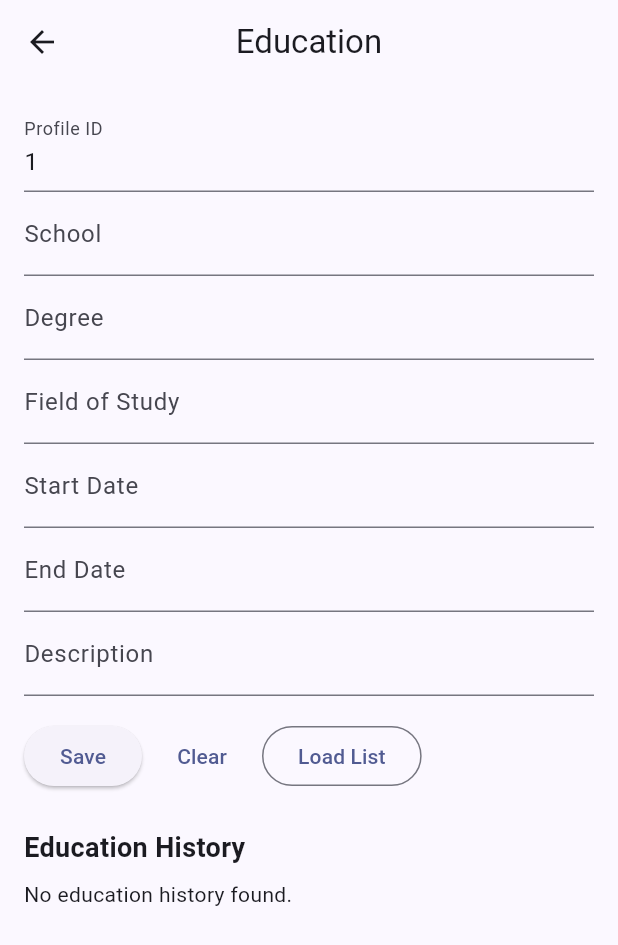
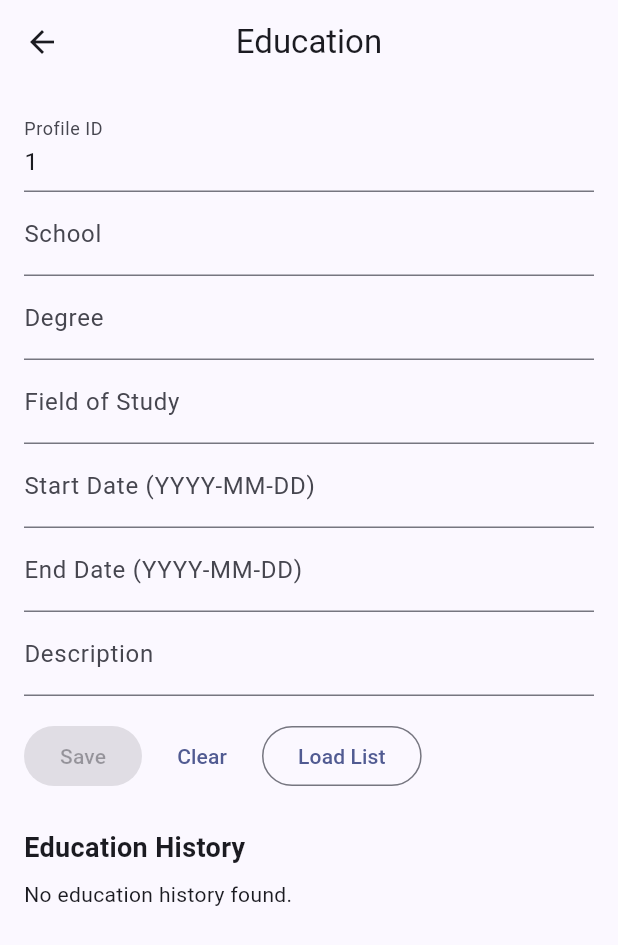
Before and after one commit to Bugimz/resumeyar, a Flutter app: the EducationView screen opened by its route, on a phone screen of 412 x 824 dp. Shown: the top 945 px of the screen. Run offline on Flutter 3.47's test engine with Material 3 defaults, Android fonts, the phone set to English and light mode, and no system bars; our stand-ins replace file_picker, get, image_picker, pdf, permission_handler, printing and 2 more; accounts and stored records are empty.

Commit message:
Add localized validation and form disable logic

```diff
--- a/lib/app/lang/en_US.dart
+++ b/lib/app/lang/en_US.dart
@@ -26,4 +26,40 @@ const Map<String, String> enUS = {
   'backup_restored': 'Backup restored successfully',
   'backup_restore_failed': 'Failed to restore backup: @error',
   'invalid_backup_format': 'Invalid backup format: @error',
+  'profiles_title': 'Profiles',
+  'full_name_label': 'Full Name',
+  'email_label': 'Email',
+  'phone_label': 'Phone',
+  'summary_label': 'Summary',
+  'select_image': 'Select Image',
+  'no_image_selected': 'No image selected',
+  'save': 'Save',
+  'update': 'Update',
+  'clear': 'Clear',
+  'profile_id': 'Profile ID',
+  'company_label': 'Company',
+  'position_label': 'Position',
+  'start_date': 'Start Date (YYYY-MM-DD)',
+  'end_date': 'End Date (YYYY-MM-DD)',
+  'description_label': 'Description',
+  'work_experiences_title': 'Work Experiences',
+  'no_work_experiences': 'No work experiences found.',
+  'load_list': 'Load List',
+  'school_label': 'School',
+  'degree_label': 'Degree',
+  'field_of_study_label': 'Field of Study',
+  'education_history_title': 'Education History',
+  'no_education_history': 'No education history found.',
+  'skill_name_label': 'Skill Name',
+  'level_label': 'Level',
+  'no_skills': 'No skills found.',
+  'title_label': 'Title',
+  'link_label': 'Link',
+  'no_projects': 'No projects found.',
+  'no_profiles': 'No profiles found.',
+  'required_field': 'This field is required',
+  'invalid_number': 'Please enter a valid number',
+  'invalid_email': 'Please enter a valid email address',
+  'invalid_date_format': 'Enter a valid date (YYYY-MM-DD)',
+  'start_after_end': 'Start date must be before or equal to the end date',
 };
--- a/lib/app/lang/fa_IR.dart
+++ b/lib/app/lang/fa_IR.dart
@@ -26,4 +26,40 @@ const Map<String, String> faIR = {
   'backup_restored': 'بک‌آپ با موفقیت بازیابی شد',
   'backup_restore_failed': 'خطا در بازیابی بک‌آپ: @error',
   'invalid_backup_format': 'فرمت بک‌آپ نامعتبر است: @error',
+  'profiles_title': 'پروفایل‌ها',
+  'full_name_label': 'نام کامل',
+  'email_label': 'ایمیل',
+  'phone_label': 'تلفن',
+  'summary_label': 'خلاصه',
+  'select_image': 'انتخاب تصویر',
+  'no_image_selected': 'تصویری انتخاب نشده است',
+  'save': 'ذخیره',
+  'update': 'به‌روزرسانی',
+  'clear': 'پاک کردن',
+  'profile_id': 'شناسه پروفایل',
+  'company_label': 'شرکت',
+  'position_label': 'سمت',
+  'start_date': 'تاریخ شروع (YYYY-MM-DD)',
+  'end_date': 'تاریخ پایان (YYYY-MM-DD)',
+  'description_label': 'توضیحات',
+  'work_experiences_title': 'سوابق کاری',
+  'no_work_experiences': 'سابقه کاری یافت نشد.',
+  'load_list': 'بارگذاری لیست',
+  'school_label': 'مدرسه/دانشگاه',
+  'degree_label': 'مدرک',
+  'field_of_study_label': 'رشته تحصیلی',
+  'education_history_title': 'سوابق تحصیلی',
+  'no_education_history': 'سابقه تحصیلی یافت نشد.',
+  'skill_name_label': 'نام مهارت',
+  'level_label': 'سطح',
+  'no_skills': 'مهارتی یافت نشد.',
+  'title_label': 'عنوان',
+  'link_label': 'لینک',
+  'no_projects': 'پروژه‌ای یافت نشد.',
+  'no_profiles': 'پروفایلی یافت نشد.',
+  'required_field': 'پر کردن این فیلد الزامی است',
+  'invalid_number': 'لطفاً یک عدد معتبر وارد کنید',
+  'invalid_email': 'لطفاً یک ایمیل معتبر وارد کنید',
+  'invalid_date_format': 'تاریخ معتبر وارد کنید (YYYY-MM-DD)',
+  'start_after_end': 'تاریخ شروع باید قبل یا مساوی تاریخ پایان باشد',
 };
--- a/lib/app/modules/education/education_view.dart
+++ b/lib/app/modules/education/education_view.dart
@@ -2,6 +2,7 @@ import 'package:flutter/material.dart';
 import 'package:get/get.dart';
 
 import '../../data/models/education.dart';
+import '../../utils/validators.dart';
 import 'education_controller.dart';
 
 class EducationView extends GetView<EducationController> {
@@ -16,6 +17,7 @@ class EducationView extends GetView<EducationController> {
   final TextEditingController endDateController = TextEditingController();
   final TextEditingController descriptionController = TextEditingController();
   final Rxn<Education> editingEducation = Rxn<Education>();
+  final RxBool isFormValid = false.obs;
 
   void _resetForm() {
     editingEducation.value = null;
@@ -25,12 +27,23 @@ class EducationView extends GetView<EducationController> {
     startDateController.clear();
     endDateController.clear();
     descriptionController.clear();
+    isFormValid.value = false;
+  }
+
+  void _updateFormValidity() {
+    final currentState = _formKey.currentState;
+    if (currentState == null) {
+      isFormValid.value = false;
+      return;
+    }
+
+    isFormValid.value = currentState.validate();
   }
 
   int? _parseProfileId() {
     final profileId = int.tryParse(profileIdController.text);
     if (profileId == null) {
-      Get.snackbar('Validation', 'Profile ID must be a number');
+      Get.snackbar('error'.tr, 'invalid_number'.tr);
     }
     return profileId;
   }
@@ -76,7 +89,7 @@ class EducationView extends GetView<EducationController> {
   Widget build(BuildContext context) {
     return Scaffold(
       appBar: AppBar(
-        title: const Text('Education'),
+        title: Text('education'.tr),
       ),
       body: SingleChildScrollView(
         padding: const EdgeInsets.all(16),
@@ -85,71 +98,77 @@ class EducationView extends GetView<EducationController> {
           children: [
             Form(
               key: _formKey,
+              autovalidateMode: AutovalidateMode.onUserInteraction,
               child: Column(
                 children: [
                   TextFormField(
                     controller: profileIdController,
-                    decoration: const InputDecoration(labelText: 'Profile ID'),
+                    decoration: InputDecoration(labelText: 'profile_id'.tr),
                     keyboardType: TextInputType.number,
-                    validator: (value) =>
-                        (value == null || value.isEmpty) ? 'Required' : null,
+                    validator: FormValidators.numeric,
+                    onChanged: (_) => _updateFormValidity(),
                   ),
                   TextFormField(
                     controller: schoolController,
-                    decoration: const InputDecoration(labelText: 'School'),
-                    validator: (value) =>
-                        (value == null || value.isEmpty) ? 'Required' : null,
+                    decoration: InputDecoration(labelText: 'school_label'.tr),
+                    validator: FormValidators.requiredField,
+                    onChanged: (_) => _updateFormValidity(),
                   ),
                   TextFormField(
                     controller: degreeController,
-                    decoration: const InputDecoration(labelText: 'Degree'),
-                    validator: (value) =>
-                        (value == null || value.isEmpty) ? 'Required' : null,
+                    decoration: InputDecoration(labelText: 'degree_label'.tr),
+                    validator: FormValidators.requiredField,
+                    onChanged: (_) => _updateFormValidity(),
                   ),
                   TextFormField(
                     controller: fieldController,
-                    decoration: const InputDecoration(labelText: 'Field of Study'),
-                    validator: (value) =>
-                        (value == null || value.isEmpty) ? 'Required' : null,
+                    decoration: InputDecoration(
+                      labelText: 'field_of_study_label'.tr,
+                    ),
+                    validator: FormValidators.requiredField,
+                    onChanged: (_) => _updateFormValidity(),
                   ),
                   TextFormField(
                     controller: startDateController,
-                    decoration: const InputDecoration(labelText: 'Start Date'),
-                    validator: (value) =>
-                        (value == null || value.isEmpty) ? 'Required' : null,
+                    decoration: InputDecoration(labelText: 'start_date'.tr),
+                    validator: FormValidators.date,
+                    onChanged: (_) => _updateFormValidity(),
                   ),
                   TextFormField(
                     controller: endDateController,
-                    decoration: const InputDecoration(labelText: 'End Date'),
-                    validator: (value) =>
-                        (value == null || value.isEmpty) ? 'Required' : null,
+                    decoration: InputDecoration(labelText: 'end_date'.tr),
+                    validator: (_) => FormValidators.startBeforeEnd(
+                      start: startDateController.text,
+                      end: endDateController.text,
+                    ),
+                    onChanged: (_) => _updateFormValidity(),
                   ),
                   TextFormField(
                     controller: descriptionController,
-                    decoration: const InputDecoration(labelText: 'Description'),
-                    validator: (value) =>
-                        (value == null || value.isEmpty) ? 'Required' : null,
+                    decoration: InputDecoration(labelText: 'description_label'.tr),
+                    validator: FormValidators.requiredField,
+                    onChanged: (_) => _updateFormValidity(),
                   ),
                   const SizedBox(height: 16),
                   Row(
                     children: [
-                      ElevatedButton(
-                        onPressed: _submit,
-                        child: Obx(
-                          () => Text(
-                            editingEducation.value == null ? 'Save' : 'Update',
-                          ),
-                        ),
-                      ),
+                      Obx(() => ElevatedButton(
+                            onPressed: isFormValid.value ? _submit : null,
+                            child: Text(
+                              editingEducation.value == null
+                                  ? 'save'.tr
+                                  : 'update'.tr,
+                            ),
+                          )),
                       const SizedBox(width: 8),
                       TextButton(
                         onPressed: _resetForm,
-                        child: const Text('Clear'),
+                        child: Text('clear'.tr),
                       ),
                       const SizedBox(width: 8),
                       OutlinedButton(
                         onPressed: _loadList,
-                        child: const Text('Load List'),
+                        child: Text('load_list'.tr),
                       ),
                     ],
                   ),
@@ -157,16 +176,16 @@ class EducationView extends GetView<EducationController> {
               ),
             ),
             const SizedBox(height: 24),
-            const Text(
-              'Education History',
-              style: TextStyle(fontSize: 18, fontWeight: FontWeight.bold),
+            Text(
+              'education_history_title'.tr,
+              style: const TextStyle(fontSize: 18, fontWeight: FontWeight.bold),
             ),
             const SizedBox(height: 8),
             Obx(() {
               final educations = controller.educations;
 
               if (educations.isEmpty) {
-                return const Text('No education history found.');
+                return Text('no_education_history'.tr);
               }
 
               return ListView.builder(
@@ -197,6 +216,7 @@ class EducationView extends GetView<EducationController> {
                               startDateController.text = education.startDate;
                               endDateController.text = education.endDate;
                               descriptionController.text = education.description;
+                              _updateFormValidity();
                             },
                           ),
                           IconButton(
```
Also changed, not shown: lib/app/modules/profile/profile_view.dart (+43 -28 lines), lib/app/modules/project/project_view.dart (+42 -28 lines), lib/app/modules/skill/skill_view.dart (+41 -25 lines), lib/app/modules/work/work_view.dart (+52 -34 lines), lib/app/utils/validators.dart (added, +72 -0 lines).
